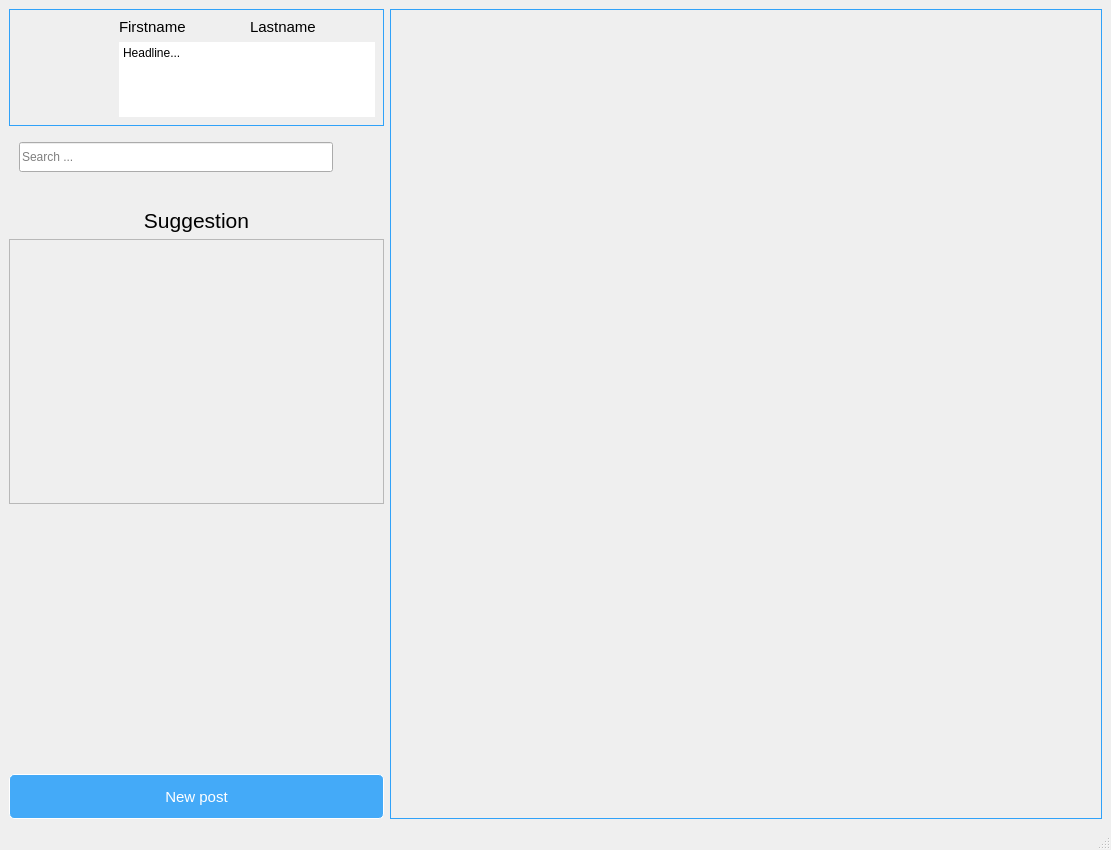
Old version of the form Main project/Mainwindow.ui in the repository mersadcam/db_linkedin_uni.
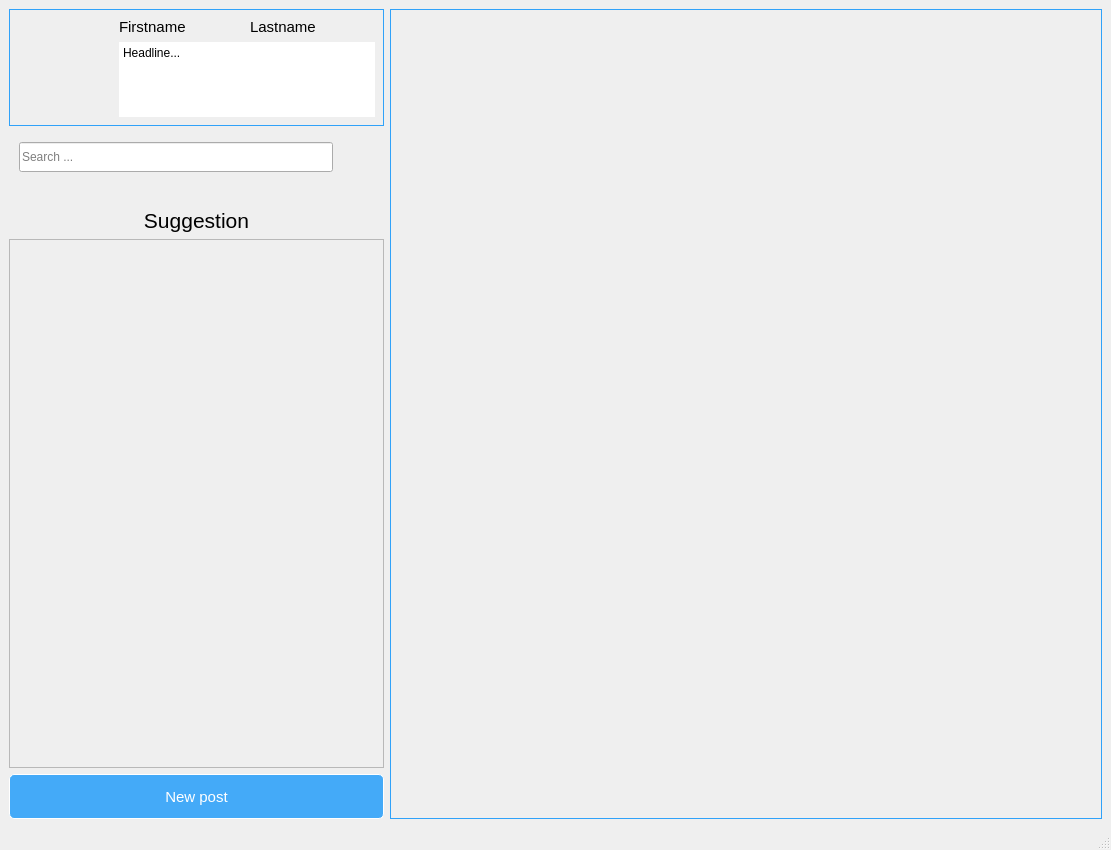
New version of the form. Icons and pictures are not drawn.

```diff
--- a/Main project/Mainwindow.ui
+++ b/Main project/Mainwindow.ui
@@ -209,7 +209,7 @@
        </layout>
       </item>
       <item>
-       <layout class="QVBoxLayout" name="verticalLayout" stretch="0,0,0">
+       <layout class="QVBoxLayout" name="verticalLayout" stretch="0,0">
         <property name="topMargin">
          <number>20</number>
         </property>
@@ -242,25 +242,12 @@
              <x>0</x>
              <y>0</y>
              <width>373</width>
-             <height>244</height>
+             <height>496</height>
             </rect>
            </property>
           </widget>
          </widget>
         </item>
-        <item>
-         <spacer name="verticalSpacer">
-          <property name="orientation">
-           <enum>Qt::Vertical</enum>
-          </property>
-          <property name="sizeHint" stdset="0">
-           <size>
-            <width>20</width>
-            <height>40</height>
-           </size>
-          </property>
-         </spacer>
-        </item>
        </layout>
       </item>
       <item>
```
